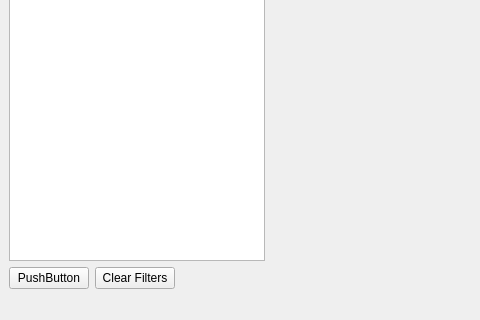
Joel-Ch/2023_GROUP_15, file src/mainwindow.ui: the form before one commit; both pictures show x 0 to 480 and y 280 to 600 of the 800 by 600 pixel window.
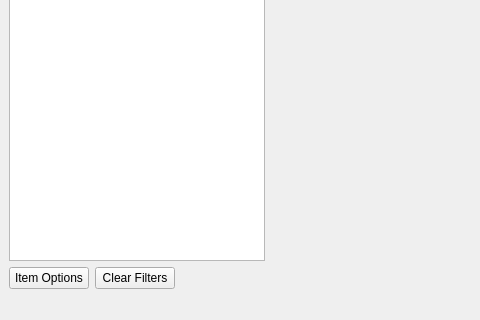
The form after the commit. Icons and pictures are not drawn. Custom widgets are drawn as their Qt base class.

The edit to the form file:
```diff
--- a/src/mainwindow.ui
+++ b/src/mainwindow.ui
@@ -47,7 +47,7 @@
       <item>
        <widget class="QPushButton" name="pushButton_2">
         <property name="text">
-         <string>PushButton</string>
+         <string>Item Options</string>
         </property>
        </widget>
       </item>
```
